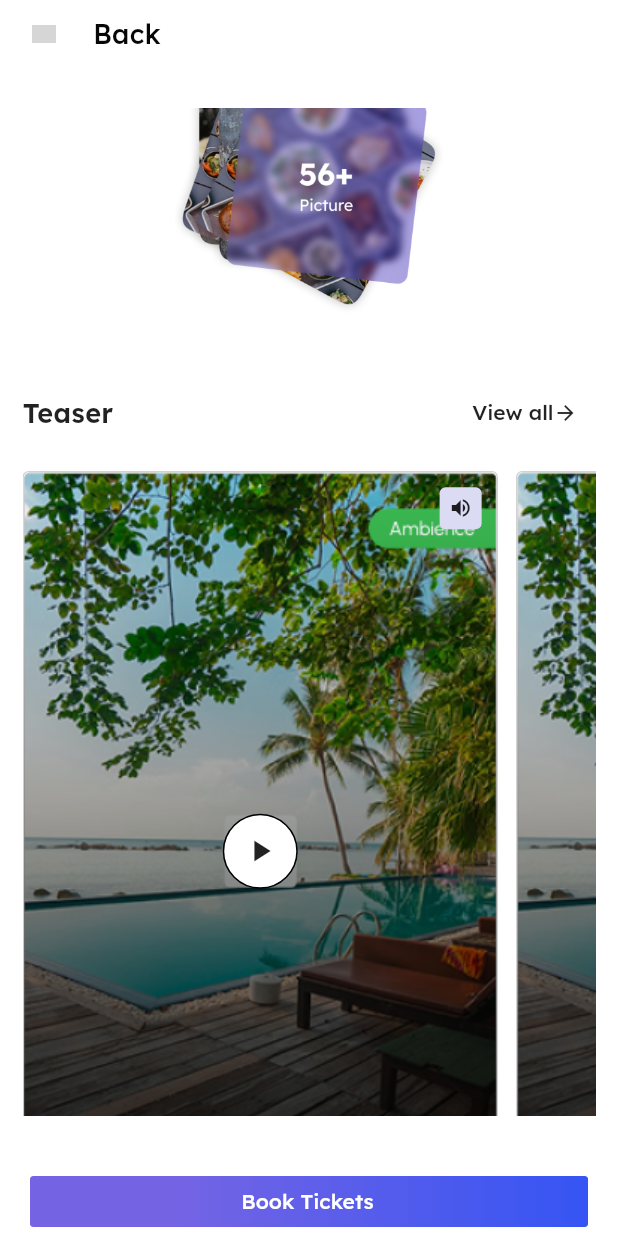
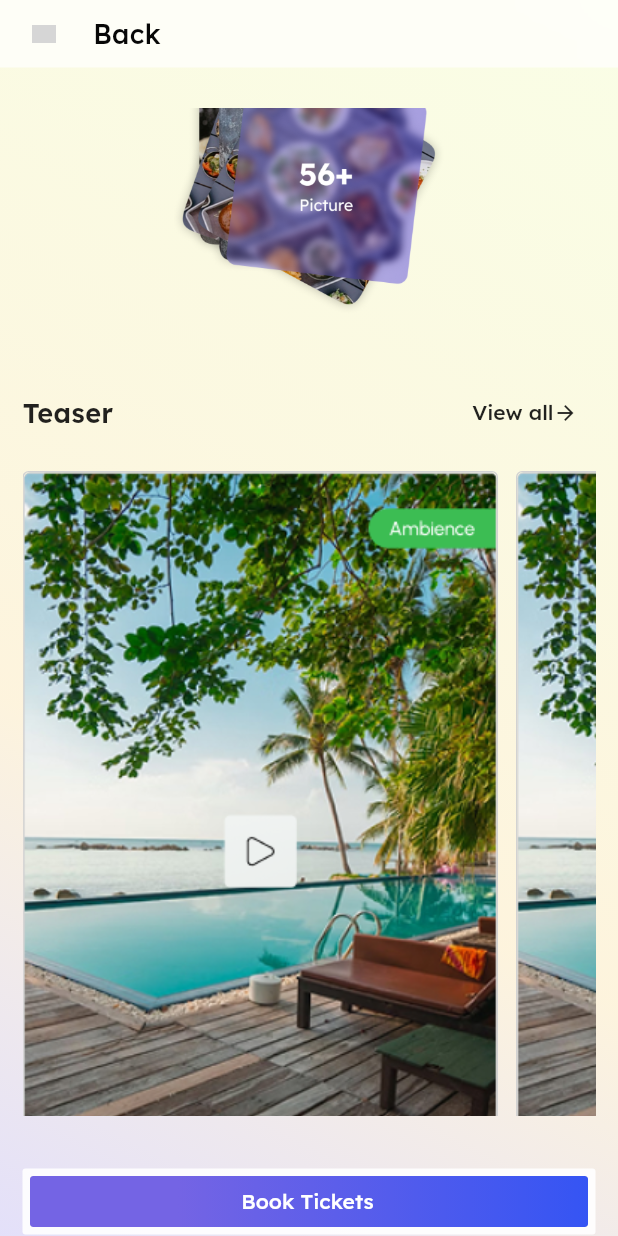
Before and after one commit to devesh-whiterapps/partywitty, a Flutter app: the CarnivalDetailScreen screen opened directly, scrolled down 2880 dp, on a phone screen of 412 x 824 dp. Run offline on Flutter 3.47's test engine with Material 3 defaults, Android fonts, the phone set to English and light mode, and no system bars; our stand-ins replace equatable, flutter_bloc, flutter_dotenv, flutter_svg, google_fonts, image_picker; missing offline and left inert: gradient_txt, razorpay_flutter; network calls fail; grey boxes are pictures that could not be loaded.

Commit message:
feat: Enhance carnival detail screen UI and alignment
- Update QR code navigation to CarnivalDetailScreen
- Improve back button with blur overlay
- Add booking section and pass details to event card
- Standardize 15px horizontal padding across all cards
- Fix alignment issues in UnifiedEventCard
- Apply consistent gradient background
- Fix various spacing and padding issues

```diff
--- a/lib/presentation/screens/carnival_detail_screen.dart
+++ b/lib/presentation/screens/carnival_detail_screen.dart
@@ -15,6 +15,7 @@ import '../widgets/event_booking_toggle.dart';
 import '../widgets/event_options_switcher.dart';
 import '../widgets/unified_event_card.dart';
 import '../widgets/sections/card_buttons_section.dart';
+import '../widgets/gradient_background.dart';
 import '../../domain/models/event_model.dart';
 import '../../domain/models/artist_model.dart';
 
@@ -70,12 +71,10 @@ class _CarnivalDetailScreenState extends State<CarnivalDetailScreen> {
   @override
   Widget build(BuildContext context) {
     return Scaffold(
-      backgroundColor: Colors.white,
-      body: Stack(
-        children: [
-          // Gradient Background with Ellipses
-          _buildGradientBackground(),
-
+      backgroundColor: Colors.transparent,
+      body: GradientBackground(
+        child: Stack(
+          children: [
             // Main Content
             Padding(
             padding: EdgeInsets.only(
@@ -97,8 +96,10 @@ class _CarnivalDetailScreenState extends State<CarnivalDetailScreen> {
                         margin: const EdgeInsets.symmetric(horizontal: 15),
                       ),
                       const SizedBox(height: 15),
-                      // White Background Card - Full Width
-                      Container(
+                      // White Background Card
+                      Padding(
+                        padding: const EdgeInsets.symmetric(horizontal: 15),
+                        child: Container(
                           width: double.infinity,
                           // height: 608.3157958984375, // Height will be determined by child
                           padding: const EdgeInsets.all(10),
@@ -114,6 +115,7 @@ class _CarnivalDetailScreenState extends State<CarnivalDetailScreen> {
                             ],
                           ),
                           child: _buildVenueBidCard(), // Place the card here
+                        ),
                       ),
                       // Main Content Container
                       Padding(
@@ -266,11 +268,8 @@ class _CarnivalDetailScreenState extends State<CarnivalDetailScreen> {
           ),
         ],
       ),
-    );
-  }
-
-  Widget _buildGradientBackground() {
-    return Positioned.fill(child: Container(color: Colors.white));
+    )
+    );
   }
 
   Widget _buildVenueBidCard() {
--- a/lib/presentation/widgets/carnival/gallery_section.dart
+++ b/lib/presentation/widgets/carnival/gallery_section.dart
@@ -8,7 +8,7 @@ class GallerySection extends StatelessWidget {
   @override
   Widget build(BuildContext context) {
     return Padding(
-      padding: const EdgeInsets.all(20),
+      padding: const EdgeInsets.symmetric(horizontal: 0, vertical: 20),
       child: Column(
         crossAxisAlignment: CrossAxisAlignment.start,
         children: [
--- a/lib/presentation/widgets/carnival/teaser_section.dart
+++ b/lib/presentation/widgets/carnival/teaser_section.dart
@@ -46,6 +46,7 @@ class TeaserSection extends StatelessWidget {
           height: 507,
           child: ListView.builder(
             scrollDirection: Axis.horizontal,
+            padding: const EdgeInsets.symmetric(horizontal: 0),
             itemCount: 3,
             itemBuilder: (context, index) {
               return Padding(
@@ -82,78 +83,11 @@ class TeaserSection extends StatelessWidget {
             ),
           ),
 
-          // Overlay Gradient
-          Container(
-            width: double.infinity,
-            height: double.infinity,
-            decoration: BoxDecoration(
-              borderRadius: BorderRadius.circular(4),
-              gradient: LinearGradient(
-                begin: Alignment.topCenter,
-                end: Alignment.bottomCenter,
-                colors: [
-                  Colors.transparent,
-                  Colors.black.withOpacity(0.8),
-                ],
-              ),
-            ),
-          ),
 
-          // Category Tag (Bottom-Left)
-          Positioned(
-            bottom: 10,
-            left: 0,
-            child: Container(
-              padding: const EdgeInsets.symmetric(horizontal: 12, vertical: 6),
-              decoration: const BoxDecoration(
-                color: Color(0xFF3CBD53),
-                borderRadius: BorderRadius.horizontal(right: Radius.circular(50)),
-              ),
-              child: Text(
-                'Ambience',
-                style: GoogleFonts.urbanist(
-                  fontSize: 12,
-                  fontWeight: FontWeight.w500,
-                  color: Colors.white,
-                ),
-              ),
-            ),
-          ),
 
-          // Volume Button (Top-Right)
-          Positioned(
-            top: 10,
-            right: 10,
-            child: Container(
-              padding: const EdgeInsets.all(6),
-              decoration: BoxDecoration(
-                color: const Color(0xFFDCDBF4),
-                borderRadius: BorderRadius.circular(4),
-              ),
-              child: const Icon(
-                Icons.volume_up,
-                size: 16,
-                color: Colors.black87,
-              ),
-            ),
-          ),
 
-          // Play Button (Center)
-          Center(
-            child: Container(
-              padding: const EdgeInsets.all(12),
-              decoration: BoxDecoration(
-                color: Colors.white,
-                shape: BoxShape.circle,
-                border: Border.all(color: Colors.black),
-              ),
-              child: const Icon(
-                Icons.play_arrow,
-                size: 24,
-                color: Colors.black87,
-              ),
-            ),
-          ),
+
+
         ],
       ),
     );
--- a/lib/presentation/widgets/event_options_switcher.dart
+++ b/lib/presentation/widgets/event_options_switcher.dart
@@ -74,7 +74,7 @@ class _EventOptionsSwitcherState extends State<EventOptionsSwitcher> {
       height: 220,
       child: ListView.builder(
         scrollDirection: Axis.horizontal,
-        padding: const EdgeInsets.symmetric(horizontal: 16),
+        padding: const EdgeInsets.symmetric(horizontal: 0),
         itemCount: 2,
         itemBuilder: (context, index) => Padding(
           padding: const EdgeInsets.only(right: 15),
@@ -104,7 +104,7 @@ class _EventOptionsSwitcherState extends State<EventOptionsSwitcher> {
         child: ListView(
           controller: _tableScrollController,
           scrollDirection: Axis.horizontal,
-          padding: const EdgeInsets.symmetric(horizontal: 16),
+          padding: const EdgeInsets.symmetric(horizontal: 0),
           children: const [
             TableBookingCard(
               title: 'Table For 4',
--- a/lib/presentation/widgets/unified_event_card.dart
+++ b/lib/presentation/widgets/unified_event_card.dart
@@ -43,10 +43,13 @@ class UnifiedEventCard extends StatelessWidget {
   @override
   Widget build(BuildContext context) {
     return Container(
-      margin: const EdgeInsets.only(left: 16.0, right: 16.0, top: 12.0),
+      margin: const EdgeInsets.only(top: 12.0),
+      padding: const EdgeInsets.only(right: 8.0, left: 8.0),
       decoration: BoxDecoration(
         color: Colors.white,
         borderRadius: BorderRadius.circular(4),
+
+
         // boxShadow: [
         //   BoxShadow(
         //     color: Colors.black.withValues(alpha: 0.1),
@@ -59,6 +62,7 @@ class UnifiedEventCard extends StatelessWidget {
         borderRadius: BorderRadius.circular(4),
         child: Column(
           mainAxisSize: MainAxisSize.min,
+          crossAxisAlignment: CrossAxisAlignment.start,
           children: [
             // User activity section (optional)
             if (showUserActivity && users != null && users!.isNotEmpty)
```
Lines whose indentation alone changed are shown as unchanged.
